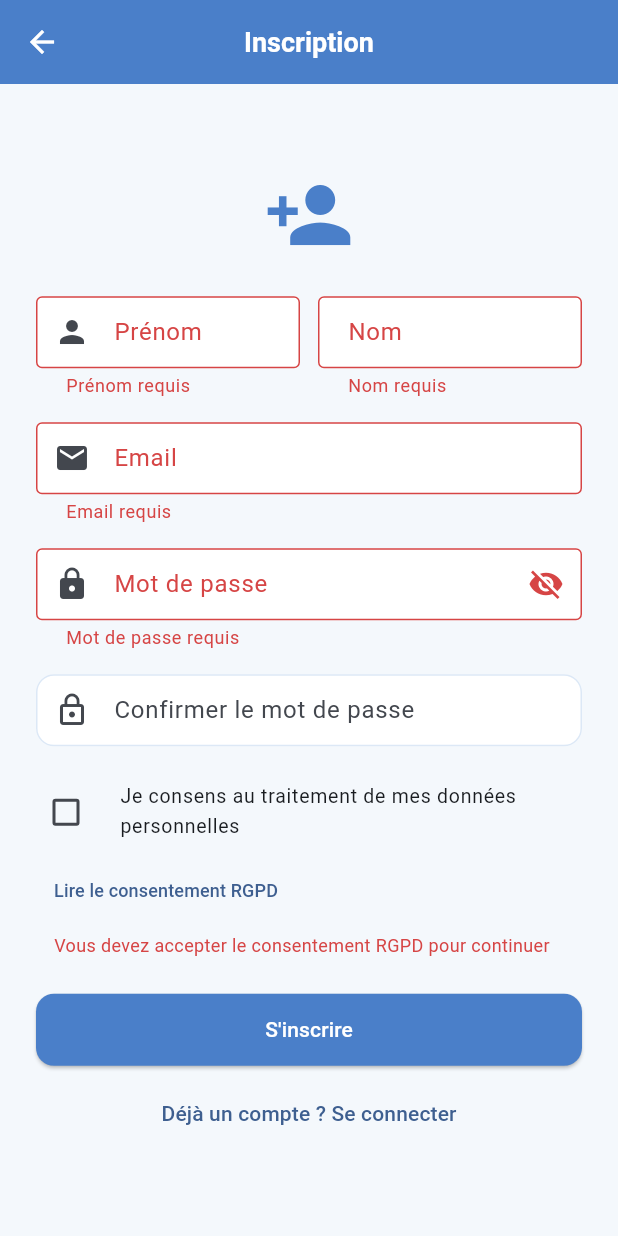
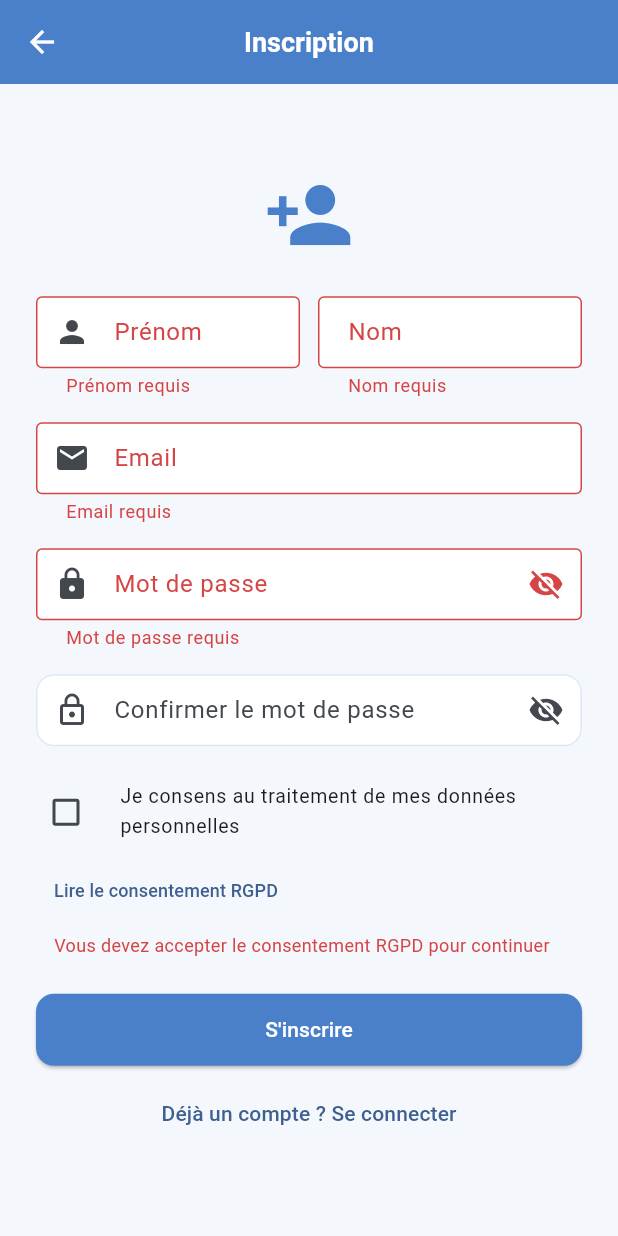
Before and after one commit to rahmabarouni/vetclinic-, a Flutter app: the RegisterScreen screen opened directly, after a tap on "S'inscrire", on a phone screen of 412 x 824 dp. Run offline on Flutter 3.47's test engine with Material 3 defaults, Android fonts, the phone set to English and light mode, and no system bars; our stand-ins replace dio, firebase_core, firebase_messaging, flutter_local_notifications, flutter_riverpod, flutter_secure_storage and 2 more; accounts and stored records are empty.

Commit message:
feat(app): add show/hide toggle to confirm password field

```diff
--- a/vetclinic_app/lib/screens/register_screen.dart
+++ b/vetclinic_app/lib/screens/register_screen.dart
@@ -19,6 +19,7 @@ class _RegisterScreenState extends ConsumerState<RegisterScreen> {
   final _passwordController = TextEditingController();
   final _confirmPasswordController = TextEditingController();
   bool _obscurePassword = true;
+  bool _obscureConfirmPassword = true;
   bool _privacyConsent = false;
 
   void _showConsentInfo() {
@@ -188,11 +189,20 @@ class _RegisterScreenState extends ConsumerState<RegisterScreen> {
                 const SizedBox(height: 16),
                 TextFormField(
                   controller: _confirmPasswordController,
-                  obscureText: true,
-                  decoration: const InputDecoration(
+                  obscureText: _obscureConfirmPassword,
+                  decoration: InputDecoration(
                     labelText: 'Confirmer le mot de passe',
-                    prefixIcon: Icon(Icons.lock_outline),
-                    border: OutlineInputBorder(),
+                    prefixIcon: const Icon(Icons.lock_outline),
+                    border: const OutlineInputBorder(),
+                    suffixIcon: IconButton(
+                      icon: Icon(_obscureConfirmPassword
+                          ? Icons.visibility_off
+                          : Icons.visibility),
+                      onPressed: () {
+                        setState(() =>
+                            _obscureConfirmPassword = !_obscureConfirmPassword);
+                      },
+                    ),
                   ),
                   validator: (value) {
                     if (value != _passwordController.text) {
```
